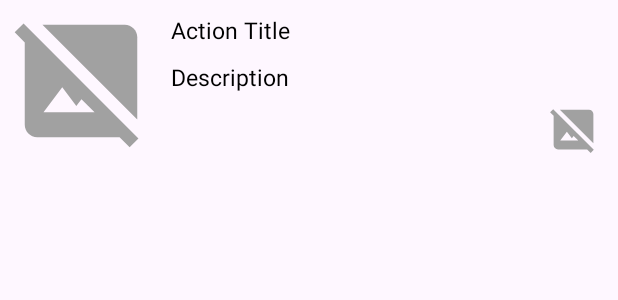
After one commit to VacationVibes/frontend, an Android app: the layout history_item.xml on its own in the app's theme, with its tools: preview values and no code run, on a phone screen of 412 x 824 dp. The commit adds this screen. Shown: the top 300 px of the screen. Run offline under Robolectric (Android 15) with nearby library versions, the phone set to English and light mode, and no system bars; network calls fail.

Commit message:
implement history fragment

```diff
--- a/app/build.gradle.kts
+++ b/app/build.gradle.kts
@@ -35,7 +35,6 @@ android {
 }
 
 dependencies {
-
     implementation(libs.appcompat)
     implementation(libs.material)
     implementation(libs.constraintlayout)
@@ -50,4 +49,5 @@ dependencies {
     androidTestImplementation(libs.espresso.core)
     implementation(libs.cardstackview)
     implementation(libs.glide)
+    implementation(libs.swiperefreshlayout)
 }
--- a/app/src/main/java/com/github/sviatoslavslysh/vacationvibes/functionality/NavigationBarActivity.java
+++ b/app/src/main/java/com/github/sviatoslavslysh/vacationvibes/functionality/NavigationBarActivity.java
@@ -14,6 +14,7 @@ import com.github.sviatoslavslysh.vacationvibes.R;
 import com.github.sviatoslavslysh.vacationvibes.functionality.fragment.HistoryFragment;
 import com.github.sviatoslavslysh.vacationvibes.functionality.fragment.HomeFragment;
 import com.github.sviatoslavslysh.vacationvibes.functionality.fragment.ProfileFragment;
+import com.github.sviatoslavslysh.vacationvibes.model.HistoryViewModel;
 import com.github.sviatoslavslysh.vacationvibes.model.HomeViewModel;
 import com.github.sviatoslavslysh.vacationvibes.repository.PlaceRepository;
 import com.github.sviatoslavslysh.vacationvibes.utils.PreferencesManager;
@@ -35,6 +36,7 @@ public class NavigationBarActivity extends AppCompatActivity {
         placeRepository = new PlaceRepository();
         preferencesManager = new PreferencesManager(this);
         new ViewModelProvider(this).get(HomeViewModel.class);
+        new ViewModelProvider(this).get(HistoryViewModel.class);
 
         BottomNavigationView navView = findViewById(R.id.navbar);
         navView.setOnItemSelectedListener(item -> {
--- a/app/src/main/java/com/github/sviatoslavslysh/vacationvibes/functionality/fragment/HomeFragment.java
+++ b/app/src/main/java/com/github/sviatoslavslysh/vacationvibes/functionality/fragment/HomeFragment.java
@@ -71,7 +71,7 @@ public class HomeFragment extends Fragment implements CardStackListener {
 
     private void setupCardStackView() {
 //        manager.setStackFrom(StackFrom.None);
-        manager.setVisibleCount(3);
+        manager.setVisibleCount(6);
 //        manager.setTranslationInterval(8.0f);
 //        manager.setScaleInterval(0.95f);
 //        manager.setSwipeThreshold(0.3f);
--- a/app/src/main/java/com/github/sviatoslavslysh/vacationvibes/model/HomeViewModel.java
+++ b/app/src/main/java/com/github/sviatoslavslysh/vacationvibes/model/HomeViewModel.java
@@ -2,6 +2,7 @@ package com.github.sviatoslavslysh.vacationvibes.model;
 
 import androidx.lifecycle.ViewModel;
 
+import java.util.ArrayList;
 import java.util.List;
 
 public class HomeViewModel extends ViewModel {
@@ -21,7 +22,7 @@ public class HomeViewModel extends ViewModel {
     }
 
     public List<Place> getPlaces() {
-        return places;
+        return new ArrayList<>(places);
     }
 
     public void setPlaces(List<Place> places) {
--- /dev/null
+++ b/app/src/main/res/drawable/baseline_hide_image_24.xml
@@ -0,0 +1,7 @@
+<vector xmlns:android="http://schemas.android.com/apk/res/android" android:height="24dp" android:tint="#A1A1A1" android:viewportHeight="24" android:viewportWidth="24" android:width="24dp">
+
+    <path android:fillColor="@android:color/white" android:pathData="M21,5c0,-1.1 -0.9,-2 -2,-2H5.83L21,18.17V5z"/>
+
+    <path android:fillColor="@android:color/white" android:pathData="M2.81,2.81L1.39,4.22L3,5.83V19c0,1.1 0.9,2 2,2h13.17l1.61,1.61l1.41,-1.41L2.81,2.81zM6,17l3,-4l2.25,3l0.82,-1.1l2.1,2.1H6z"/>
+
+</vector>
--- /dev/null
+++ b/app/src/main/res/drawable/baseline_thumb_down_24.xml
@@ -0,0 +1,5 @@
+<vector xmlns:android="http://schemas.android.com/apk/res/android" android:height="24dp" android:tint="#DE5252" android:viewportHeight="24" android:viewportWidth="24" android:width="24dp">
+
+    <path android:fillColor="@android:color/white" android:pathData="M15,3L6,3c-0.83,0 -1.54,0.5 -1.84,1.22l-3.02,7.05c-0.09,0.23 -0.14,0.47 -0.14,0.73v2c0,1.1 0.9,2 2,2h6.31l-0.95,4.57 -0.03,0.32c0,0.41 0.17,0.79 0.44,1.06L9.83,23l6.59,-6.59c0.36,-0.36 0.58,-0.86 0.58,-1.41L17,5c0,-1.1 -0.9,-2 -2,-2zM19,3v12h4L23,3h-4z"/>
+
+</vector>
--- /dev/null
+++ b/app/src/main/res/drawable/baseline_thumb_up_24.xml
@@ -0,0 +1,5 @@
+<vector xmlns:android="http://schemas.android.com/apk/res/android" android:height="24dp" android:tint="#52DE83" android:viewportHeight="24" android:viewportWidth="24" android:width="24dp">
+
+    <path android:fillColor="@android:color/white" android:pathData="M1,21h4L5,9L1,9v12zM23,10c0,-1.1 -0.9,-2 -2,-2h-6.31l0.95,-4.57 0.03,-0.32c0,-0.41 -0.17,-0.79 -0.44,-1.06L14.17,1 7.59,7.59C7.22,7.95 7,8.45 7,9v10c0,1.1 0.9,2 2,2h9c0.83,0 1.54,-0.5 1.84,-1.22l3.02,-7.05c0.09,-0.23 0.14,-0.47 0.14,-0.73v-2z"/>
+
+</vector>
--- /dev/null
+++ b/app/src/main/res/layout/history_item.xml
@@ -0,0 +1,64 @@
+<?xml version="1.0" encoding="utf-8"?>
+<androidx.constraintlayout.widget.ConstraintLayout
+    xmlns:android="http://schemas.android.com/apk/res/android"
+    xmlns:app="http://schemas.android.com/apk/res-auto"
+    xmlns:tools="http://schemas.android.com/tools"
+    android:layout_width="match_parent"
+    android:layout_height="wrap_content"
+    android:padding="4dp"
+    android:background="?attr/selectableItemBackground">
+
+    <ImageView
+        android:id="@+id/history_place_image"
+        android:layout_width="100dp"
+        android:layout_height="100dp"
+        android:src="@drawable/baseline_hide_image_24"
+        android:contentDescription="@string/place_image_description"
+        app:layout_constraintStart_toStartOf="parent"
+        app:layout_constraintTop_toTopOf="parent"
+        app:layout_constraintBottom_toBottomOf="parent"
+        android:layout_marginEnd="40dp"
+        android:scaleType="fitCenter"/>
+
+    <ImageView
+        android:id="@+id/history_place_reaction"
+        android:layout_width="35dp"
+        android:layout_height="35dp"
+        android:contentDescription="@string/place_image_description"
+        android:scaleType="fitCenter"
+        android:src="@drawable/baseline_hide_image_24"
+        app:layout_constraintBottom_toBottomOf="parent"
+        app:layout_constraintEnd_toEndOf="parent"
+        app:layout_constraintHorizontal_bias="0.979"
+        app:layout_constraintStart_toStartOf="parent"
+        app:layout_constraintTop_toTopOf="parent"
+        app:layout_constraintVertical_bias="1.0" />
+
+    <TextView
+        android:id="@+id/history_place_name"
+        android:layout_width="match_parent"
+        android:layout_height="match_parent"
+        android:text="Action Title"
+        android:textSize="15sp"
+        android:textColor="#000000"
+        app:layout_constraintStart_toEndOf="@id/history_place_image"
+        app:layout_constraintTop_toTopOf="parent"
+        app:layout_constraintEnd_toEndOf="parent"
+        android:layout_marginTop="5dp"
+        android:layout_marginStart="110dp" />
+
+    <TextView
+        android:id="@+id/history_place_distance"
+        android:layout_width="match_parent"
+        android:layout_height="match_parent"
+        android:layout_marginStart="110dp"
+        android:layout_marginTop="10dp"
+        android:text="Description"
+        android:textColor="#000000"
+        android:textSize="15sp"
+        app:layout_constraintEnd_toEndOf="parent"
+        app:layout_constraintHorizontal_bias="0.86"
+        app:layout_constraintStart_toEndOf="@id/history_place_image"
+        app:layout_constraintTop_toBottomOf="@id/history_place_name" />
+
+</androidx.constraintlayout.widget.ConstraintLayout>
--- a/app/src/main/res/menu/bottom_navbar.xml
+++ b/app/src/main/res/menu/bottom_navbar.xml
@@ -21,7 +21,7 @@
 
     <item
         android:id="@+id/navigation_profile"
-        android:title="@string/my_vibes"
+        android:title="@string/profile"
         android:icon="@drawable/profile"
         android:layout_width="45dp"
         android:layout_height="19dp"
@@ -38,7 +38,7 @@
 
     <item
         android:id="@+id/navigation_home"
-        android:title="@string/home"
+        android:title="@string/my_vibes"
         android:icon="@drawable/home"
         android:layout_width="45dp"
         android:layout_height="19dp"
--- a/app/src/main/res/values/strings.xml
+++ b/app/src/main/res/values/strings.xml
@@ -64,4 +64,5 @@
     <string name="red_cross">Red cross</string>
     <string name="green_tick">Green tick</string>
     <string name="dislike">Dislike</string>
+    <string name="place_image_description">Image</string>
 </resources>
--- a/gradle/libs.versions.toml
+++ b/gradle/libs.versions.toml
@@ -14,6 +14,7 @@ navigationFragment = "2.8.4"
 navigationUi = "2.8.4"
 retrofit = "2.9.0"
 materialTapTargetPrompt = "3.3.2"
+swiperefreshlayout = "1.1.0"
 
 [libraries]
 cardstackview = { module = "com.github.yuyakaido:CardStackView", version.ref = "cardstackview" }
@@ -30,6 +31,7 @@ navigation-fragment = { group = "androidx.navigation", name = "navigation-fragme
 navigation-ui = { group = "androidx.navigation", name = "navigation-ui", version.ref = "navigationUi" }
 retrofit2-retrofit = { module = "com.squareup.retrofit2:retrofit", version.ref = "retrofit" }
 material-tap-target-prompt = { group = "uk.co.samuelwall", name = "material-tap-target-prompt", version.ref = "materialTapTargetPrompt" }
+swiperefreshlayout = { module = "androidx.swiperefreshlayout:swiperefreshlayout", version.ref = "swiperefreshlayout" }
 
 [plugins]
 android-application = { id = "com.android.application", version.ref = "agp" }
```
Also changed, not shown: app/src/main/java/com/github/sviatoslavslysh/vacationvibes/functionality/fragment/HistoryFragment.java (+126 -1 lines), app/src/main/java/com/github/sviatoslavslysh/vacationvibes/model/HistoryViewModel.java (added, +54 -0 lines), app/src/main/java/com/github/sviatoslavslysh/vacationvibes/utils/HistoryAdapter.java (added, +89 -0 lines), app/src/main/res/layout/fragment_history.xml (+12 -20 lines).
